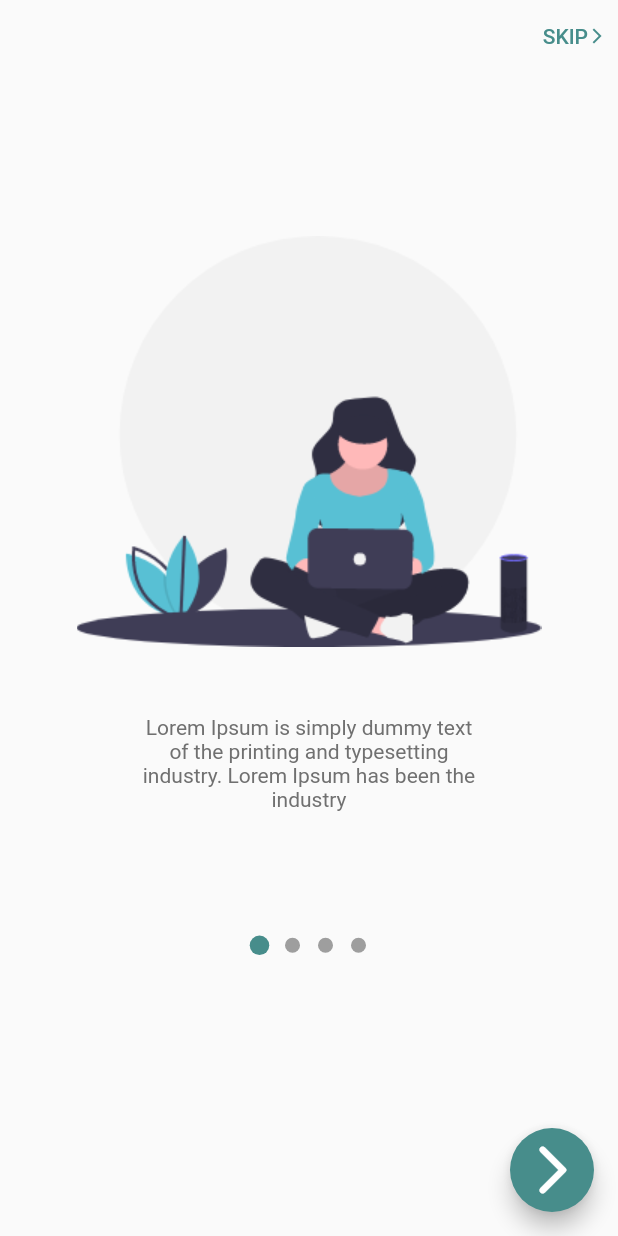
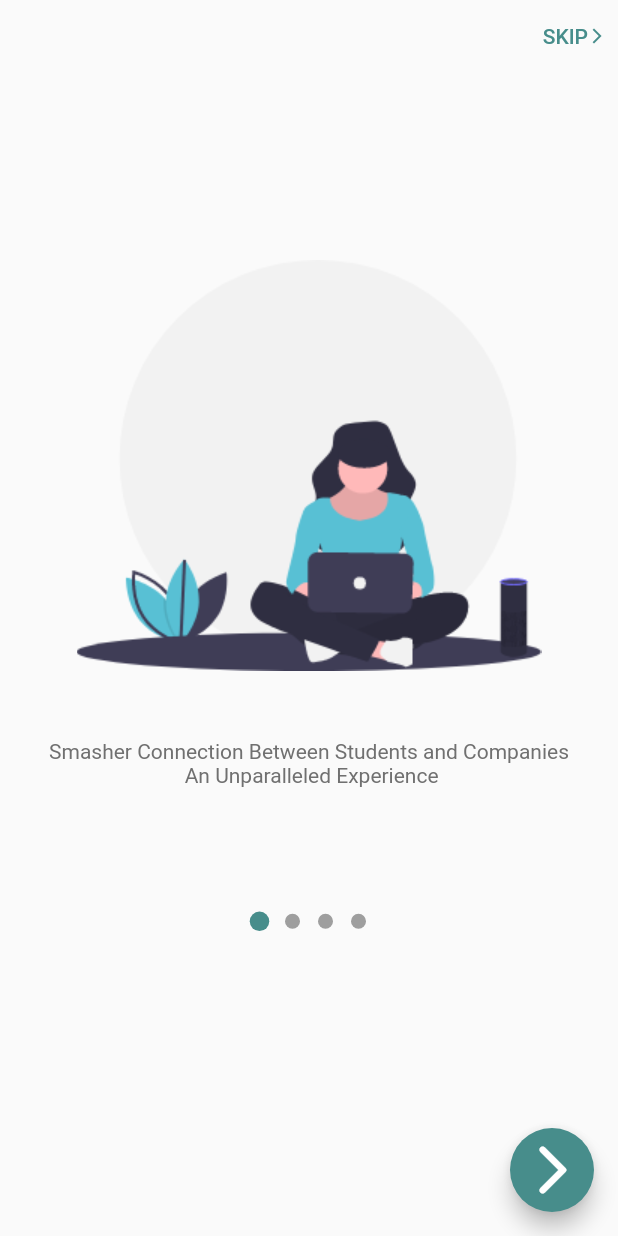
Before and after one commit to ahmed101ibrahiem/career-path-recommendation-system, a Flutter app: the screen it shows after launch, on a phone screen of 412 x 824 dp. Run offline on Flutter 3.47's test engine with Material 2 defaults, Android fonts, the phone set to English and light mode, and no system bars; drawn by our look-alikes of smooth_page_indicator; our stand-ins replace community_material_icon, percent_indicator, splashscreen, syncfusion_flutter_charts; missing offline and left inert: dart:ffi, dropdown_plus.

Commit message:
Rashed Commit - On boarding screen titles chang

```diff
--- a/lib/ui/screens/job_zone_screen.dart
+++ b/lib/ui/screens/job_zone_screen.dart
@@ -1,6 +1,7 @@
 import 'package:flutter/cupertino.dart';
 import 'package:flutter/material.dart';
 import 'package:pharus/constant/colors.dart';
+import 'package:pharus/ui/screens/recommend_Career.dart';
 import 'package:pharus/ui/screens/results.dart';
 import 'package:pharus/ui/widgets/buttons.dart';
 
@@ -113,7 +114,8 @@ class _JobZoneScreenState extends State<JobZoneScreen> {
                       height: MediaQuery.of(context).size.height * 0.06,
                       child: buttons(Colors.white, bottom, 'Start Discovering',
                           () {
-                        Navigator.pushReplacementNamed(context, Result.id);
+                        Navigator.pushReplacementNamed(
+                            context, RecommendCareer.id);
                       })),
                 ),
               )
--- a/lib/ui/screens/onboard.dart
+++ b/lib/ui/screens/onboard.dart
@@ -23,10 +23,10 @@ class _OnboardingScreenState extends State<OnboardingScreen> {
   var boardController = PageController();
 
   List<String> stringOnBOrd = [
-    'Lorem Ipsum is simply dummy text \nof the printing and typesetting \nindustry. Lorem Ipsum has been the \nindustry',
-    'Lorem Ipsum is simply dummy text \nof the printing and typesetting \nindustry. Lorem Ipsum has been the \nindustry',
-    'Lorem Ipsum is simply dummy text \nof the printing and typesetting \nindustry. Lorem Ipsum has been the \nindustry',
-    'Lorem Ipsum is simply dummy text \nof the printing and typesetting \nindustry. Lorem Ipsum has been the \nindustry',
+    'Smasher Connection Between Students and Companies\n An Unparalleled Experience',
+    'Online Assesment \n aimed to Save time and effort  \n of Companies',
+    'Online Training courses \n full of modern information and skill',
+    'Supercalifragilisticexpialidocious\n Virtual 3d Events',
   ];
   @override
   Widget build(BuildContext context) {
@@ -34,20 +34,17 @@ class _OnboardingScreenState extends State<OnboardingScreen> {
         floatingActionButton: FloatingActionButton(
           onPressed: () {
             if (isLast) {
-              Navigator.pushNamedAndRemoveUntil(
-                  context,
-                  Login.id, (route) {
+              Navigator.pushNamedAndRemoveUntil(context, Login.id, (route) {
                 return false;
               });
             } else {
               boardController.nextPage(
-                  duration:const Duration(milliseconds: 600),
+                  duration: const Duration(milliseconds: 600),
                   // Here was the problem
-                  curve: Curves.easeInSine
-              );
+                  curve: Curves.easeInSine);
             }
           },
-          child:const Icon(
+          child: const Icon(
             Icons.arrow_forward_ios_rounded,
             size: 40,
             color: Colors.white,
@@ -60,7 +57,7 @@ class _OnboardingScreenState extends State<OnboardingScreen> {
             children: [
               PageView.builder(
                   controller: boardController,
-                  physics:const BouncingScrollPhysics(),
+                  physics: const BouncingScrollPhysics(),
                   itemCount: images.length,
                   onPageChanged: (int index) {
                     if (index == images.length - 1) {
@@ -82,22 +79,21 @@ class _OnboardingScreenState extends State<OnboardingScreen> {
                           child: TextButton(
                             onPressed: () {
                               Navigator.pushNamedAndRemoveUntil(
-                                  context,
-                                  Login.id, (route) {
+                                  context, Login.id, (route) {
                                 return false;
                               });
                             },
                             child: Row(
                               mainAxisAlignment: MainAxisAlignment.end,
-                              children:const [
-                                  Text(
+                              children: const [
+                                Text(
                                   'SKIP',
                                   style: TextStyle(color: Color(0xFF478d8b)),
                                 ),
                                 // SizedBox(
                                 //   width: 2,
                                 // ),
-                                 Icon(
+                                Icon(
                                   Icons.arrow_forward_ios_outlined,
                                   size: 12,
                                   color: Color(0xFF478d8b),
@@ -114,7 +110,7 @@ class _OnboardingScreenState extends State<OnboardingScreen> {
                               crossAxisAlignment: CrossAxisAlignment.center,
                               children: [
                                 Transform.translate(
-                                  offset:const Offset(0, -30),
+                                  offset: const Offset(0, -30),
                                   child: Image(
                                     image: AssetImage(
                                       images[index],
@@ -122,12 +118,13 @@ class _OnboardingScreenState extends State<OnboardingScreen> {
                                     fit: BoxFit.cover,
                                   ),
                                 ),
-                                 const SizedBox(
+                                const SizedBox(
                                   height: 16,
                                 ),
                                 Text(
                                   stringOnBOrd[index],
-                                  style:  const TextStyle(color: Color(0xFF707070)),
+                                  style:
+                                      const TextStyle(color: Color(0xFF707070)),
                                   textAlign: TextAlign.center,
                                 ),
                                 SizedBox(
@@ -136,7 +133,7 @@ class _OnboardingScreenState extends State<OnboardingScreen> {
                                 SmoothPageIndicator(
                                   controller: boardController,
                                   count: images.length,
-                                  effect:const ScrollingDotsEffect(
+                                  effect: const ScrollingDotsEffect(
                                       dotColor: Colors.grey,
                                       dotWidth: 10,
                                       dotHeight: 10,
```
Also changed, not shown: lib/ui/screens/results.dart (+6 -6 lines), pubspec.lock.
